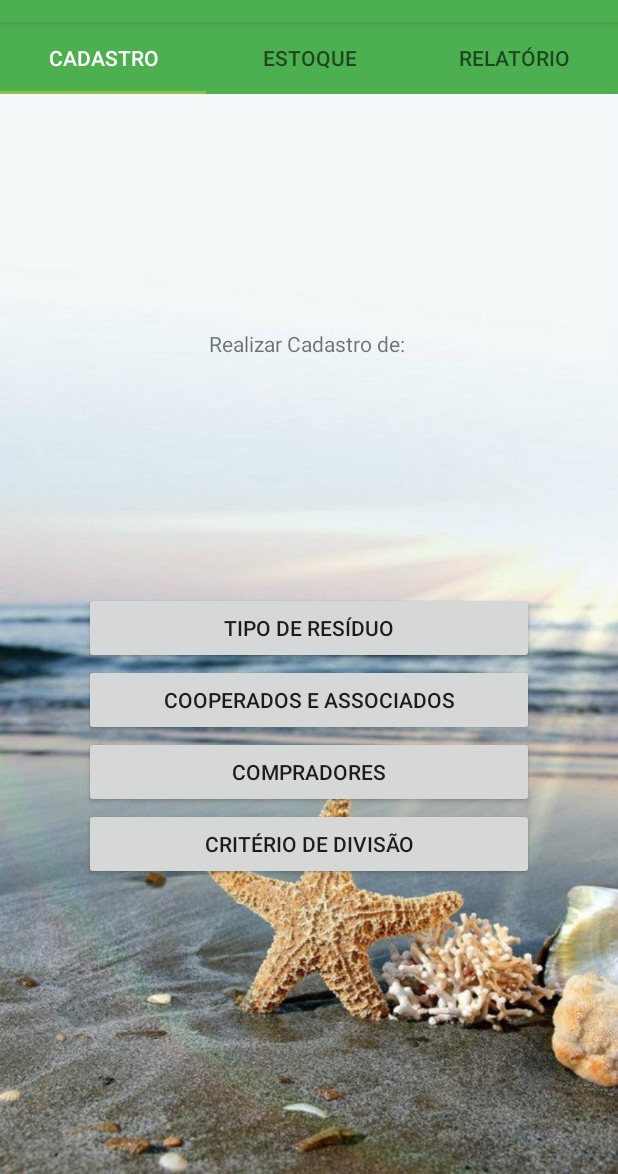
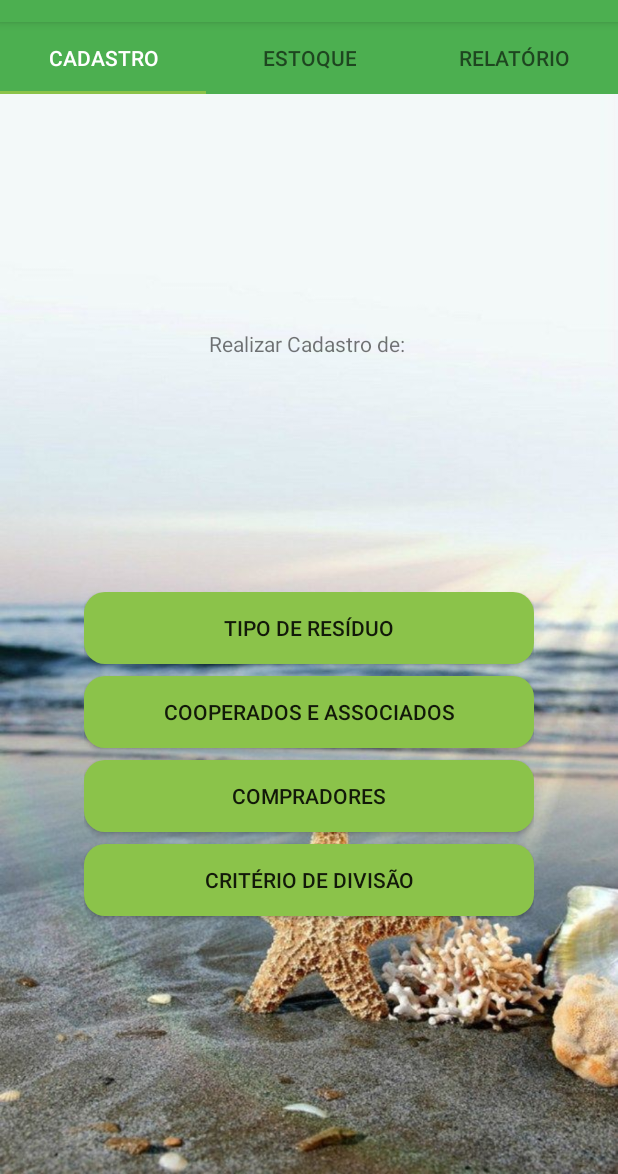
Before and after one commit to 6code/Cooperativa, an Android app: the FragmentCadastro screen opened directly, with no data from a screen before it, on a phone screen of 412 x 824 dp, the part 62-1236 px from its top. Run offline under Robolectric (Android 15) with nearby library versions, the phone set to English and light mode, and no system bars.

Commit message:
novos botoes do menu

```diff
--- /dev/null
+++ b/app/src/main/res/drawable/botoes_de_submenu.xml
@@ -0,0 +1,19 @@
+<?xml version="1.0" encoding="utf-8"?>
+<shape xmlns:android="http://schemas.android.com/apk/res/android" android:shape="rectangle" >
+    <corners
+        android:radius="14dp"
+        />
+    <solid
+        android:color="#FF8BC34A"
+        />
+    <padding
+        android:left="0dp"
+        android:top="0dp"
+        android:right="0dp"
+        android:bottom="0dp"
+        />
+    <size
+        android:width="200dp"
+        android:height="40dp"
+        />
+</shape>
--- a/app/src/main/res/layout/activity_login.xml
+++ b/app/src/main/res/layout/activity_login.xml
@@ -14,12 +14,12 @@
         android:layout_marginBottom="32dp"
         android:layout_marginEnd="8dp"
         android:layout_marginStart="8dp"
-        android:background="@color/colorAccent"
+        android:background="@drawable/botoes_de_menu"
         android:text="LOGAR"
         android:textAlignment="center"
         android:textAllCaps="false"
         android:textColor="@android:color/background_light"
-        android:textSize="18sp"
+        android:textSize="20sp"
         app:layout_constraintBottom_toBottomOf="parent"
         app:layout_constraintEnd_toEndOf="parent"
         app:layout_constraintHorizontal_bias="0.0"
--- a/app/src/main/res/layout/fragment_cadastro.xml
+++ b/app/src/main/res/layout/fragment_cadastro.xml
@@ -23,22 +23,30 @@
             android:id="@+id/tiporesiduo"
             android:layout_width="match_parent"
             android:layout_height="wrap_content"
+            android:layout_marginBottom="8dp"
+            android:background="@drawable/botoes_de_submenu"
             android:text="Tipo de resíduo" />
 
         <Button
             android:id="@+id/button4"
             android:layout_width="match_parent"
             android:layout_height="wrap_content"
+            android:layout_marginBottom="8dp"
+            android:background="@drawable/botoes_de_submenu"
             android:text="Cooperados e Associados" />
 
         <Button
             android:layout_width="match_parent"
             android:layout_height="wrap_content"
+            android:layout_marginBottom="8dp"
+            android:background="@drawable/botoes_de_submenu"
             android:text="Compradores" />
 
         <Button
             android:layout_width="match_parent"
             android:layout_height="wrap_content"
+            android:layout_marginBottom="8dp"
+            android:background="@drawable/botoes_de_submenu"
             android:text="Critério de divisão" />
 
     </LinearLayout>
```
Also changed, not shown: app/src/main/res/drawable/botoes_de_menu.xml (added, +19 -0 lines).
